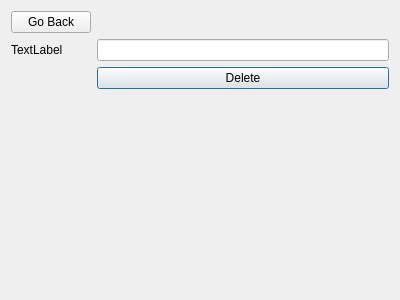
Qt form delete.ui (Black-Sirius69/Library-Management-System) before a commit.
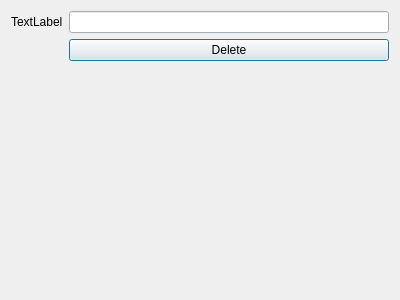
The same form after that commit.

```diff
--- a/delete.ui
+++ b/delete.ui
@@ -14,27 +14,20 @@
    <string>Dialog</string>
   </property>
   <layout class="QFormLayout" name="formLayout">
-   <item row="4" column="1">
-    <widget class="QPushButton" name="delete_btn">
-     <property name="text">
-      <string>Delete</string>
-     </property>
-    </widget>
-   </item>
-   <item row="2" column="1">
-    <widget class="QLineEdit" name="id"/>
-   </item>
-   <item row="2" column="0">
+   <item row="1" column="0">
     <widget class="QLabel" name="label">
      <property name="text">
       <string>TextLabel</string>
      </property>
     </widget>
    </item>
-   <item row="0" column="0">
-    <widget class="QPushButton" name="go_home">
+   <item row="1" column="1">
+    <widget class="QLineEdit" name="id"/>
+   </item>
+   <item row="3" column="1">
+    <widget class="QPushButton" name="delete_btn">
      <property name="text">
-      <string>Go Back</string>
+      <string>Delete</string>
      </property>
     </widget>
    </item>
```
